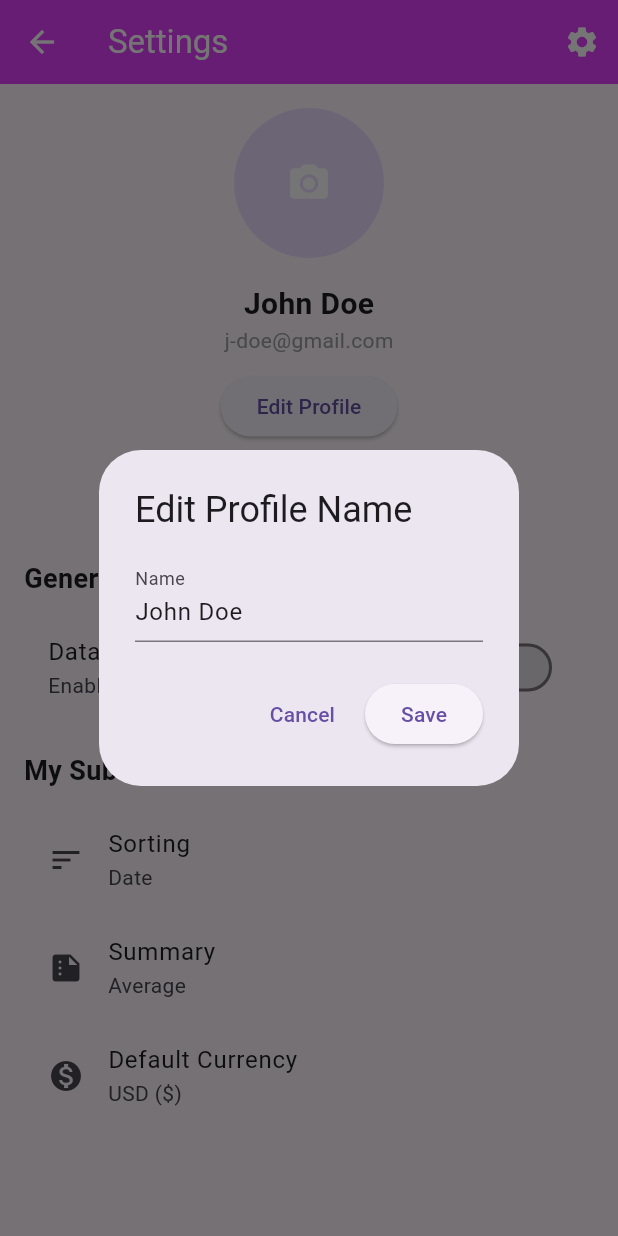
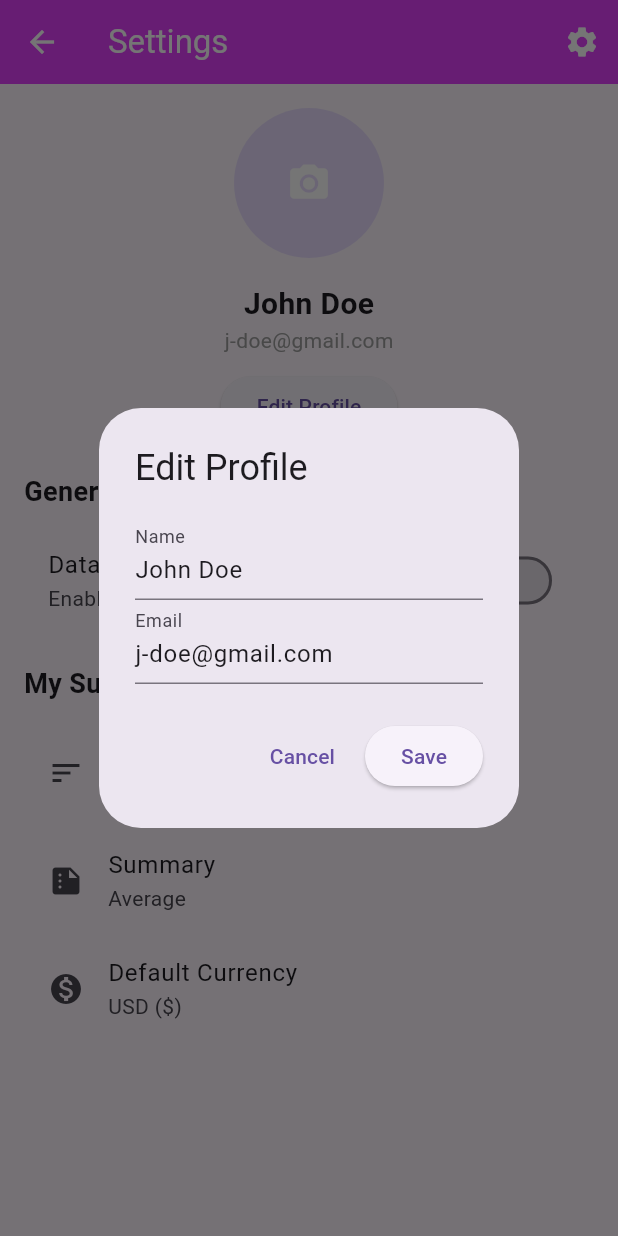
Before and after one commit to Qylahrzk/projectmoneyflow, a Flutter app: the AccountScreen screen opened directly, after a tap on "Edit Profile", on a phone screen of 412 x 824 dp. Run offline on Flutter 3.47's test engine with Material 3 defaults, Android fonts, the phone set to English and light mode, and no system bars; our stand-ins replace fl_chart, flutter_secure_storage, hive, hive_flutter, image_picker, shared_preferences; missing offline and left inert: google_ml_kit; accounts and stored records are empty.

Commit message:
Latest Account Screen

```diff
--- a/lib/screens/account_screen.dart
+++ b/lib/screens/account_screen.dart
@@ -50,17 +50,29 @@ class _AccountScreenState extends State<AccountScreen> {
     }
   }
 
-  Future<void> _editProfileName() async {
+  // Combined edit profile dialog for both name and email
+  Future<void> _editProfile() async {
     TextEditingController nameController = TextEditingController(text: _name);
+    TextEditingController emailController = TextEditingController(text: _email);
 
     await showDialog(
       context: context,
       builder: (context) {
         return AlertDialog(
-          title: const Text('Edit Profile Name'),
-          content: TextField(
-            controller: nameController,
-            decoration: const InputDecoration(labelText: 'Name'),
+          title: const Text('Edit Profile'),
+          content: Column(
+            mainAxisSize: MainAxisSize.min,
+            children: [
+              TextField(
+                controller: nameController,
+                decoration: const InputDecoration(labelText: 'Name'),
+              ),
+              TextField(
+                controller: emailController,
+                decoration: const InputDecoration(labelText: 'Email'),
+                keyboardType: TextInputType.emailAddress,
+              ),
+            ],
           ),
           actions: [
             TextButton(
@@ -69,46 +81,13 @@ class _AccountScreenState extends State<AccountScreen> {
             ),
             ElevatedButton(
               onPressed: () {
-                if (nameController.text.isNotEmpty) {
+                if (nameController.text.isNotEmpty &&
+                    emailController.text.isNotEmpty &&
+                    emailController.text.contains('@')) {
                   setState(() {
                     _name = nameController.text;
+                    _email = emailController.text;
                     userBox.put('name', _name);
-                  });
-                  Navigator.pop(context);
-                }
-              },
-              child: const Text('Save'),
-            ),
-          ],
-        );
-      },
-    );
-  }
-
-  Future<void> _editProfileEmail() async {
-    TextEditingController emailController = TextEditingController(text: _email);
-
-    await showDialog(
-      context: context,
-      builder: (context) {
-        return AlertDialog(
-          title: const Text('Edit Email'),
-          content: TextField(
-            controller: emailController,
-            decoration: const InputDecoration(labelText: 'Email'),
-            keyboardType: TextInputType.emailAddress,
-          ),
-          actions: [
-            TextButton(
-              onPressed: () => Navigator.pop(context),
-              child: const Text('Cancel'),
-            ),
-            ElevatedButton(
-              onPressed: () {
-                if (emailController.text.isNotEmpty &&
-                    emailController.text.contains('@')) {
-                  setState(() {
-                    _email = emailController.text;
                     userBox.put('email', _email);
                   });
                   Navigator.pop(context);
@@ -197,13 +176,8 @@ class _AccountScreenState extends State<AccountScreen> {
                   ),
                   const SizedBox(height: 10),
                   ElevatedButton(
-                    onPressed: _editProfileName,
+                    onPressed: _editProfile,  // This now opens the combined edit profile dialog
                     child: const Text('Edit Profile'),
-                  ),
-                  const SizedBox(height: 10),
-                  ElevatedButton(
-                    onPressed: _editProfileEmail,
-                    child: const Text('Edit Email'),
                   ),
                 ],
               ),
```
